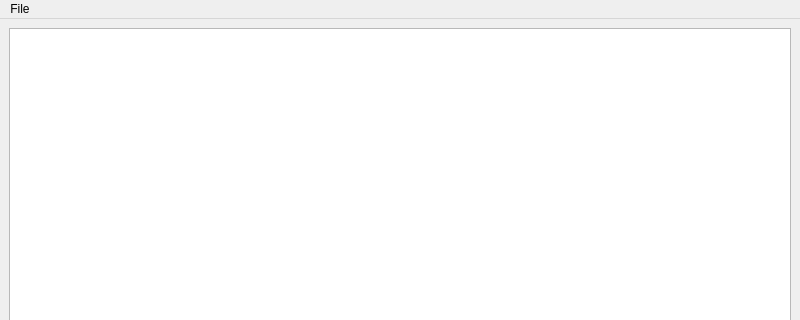
SherwinArellano/qt-notepad, file notepad.ui: the form before one commit; both pictures show x 0 to 800 and y 0 to 320 of the 800 by 600 pixel window.
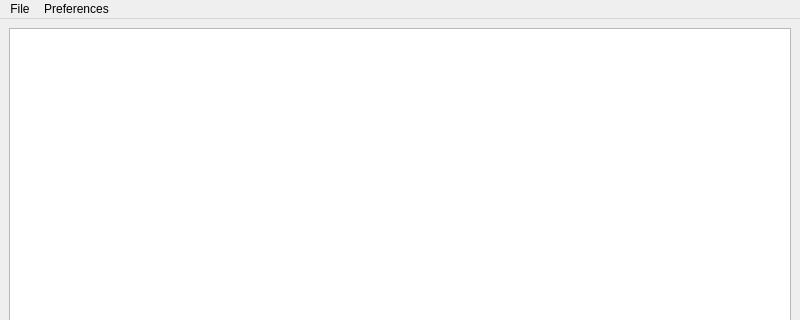
The form after the commit. Icons and pictures are not drawn.

Commit message: Implement selecting font

What changed in the file:
```diff
--- a/notepad.ui
+++ b/notepad.ui
@@ -40,7 +40,14 @@
     <addaction name="actionPrint"/>
     <addaction name="actionExit"/>
    </widget>
+   <widget class="QMenu" name="menuPreferences">
+    <property name="title">
+     <string>Preferences</string>
+    </property>
+    <addaction name="actionSelect_font"/>
+   </widget>
    <addaction name="menuNew"/>
+   <addaction name="menuPreferences"/>
   </widget>
   <widget class="QStatusBar" name="statusbar"/>
   <action name="actionOpen">
```
Left out of the diff: 8 changed lines with no effect on the pictures. The commit also changes 2 other files.
